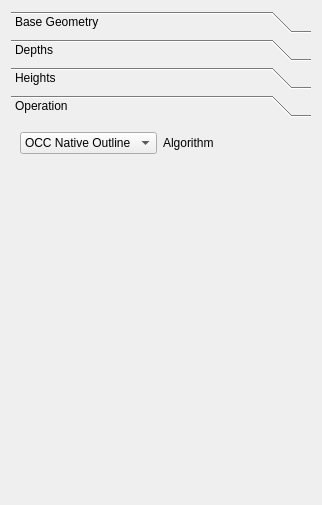
Above: src/Mod/Path/Gui/Resources/panels/DrillingEdit.ui from berndhahnebach/All_FreeCAD before the change. Below: the same form after it.
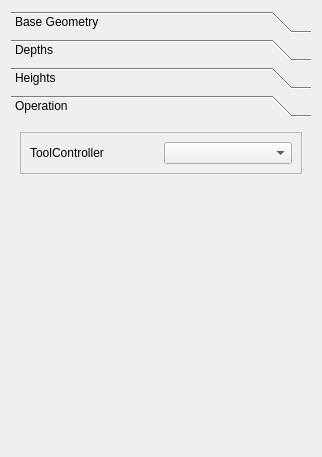
That is the form after the change. The open tabs and pages were chosen to show the change. Icons and pictures are not drawn. Custom widgets are drawn as their Qt base class.

Commit message: path:  add TC selector to panels

Diff of the .ui file:
```diff
--- a/src/Mod/Path/Gui/Resources/panels/DrillingEdit.ui
+++ b/src/Mod/Path/Gui/Resources/panels/DrillingEdit.ui
@@ -7,7 +7,7 @@
     <x>0</x>
     <y>0</y>
     <width>322</width>
-    <height>505</height>
+    <height>457</height>
    </rect>
   </property>
   <property name="minimumSize">
@@ -19,8 +19,8 @@
   <property name="windowTitle">
    <string>Drilling</string>
   </property>
-  <layout class="QGridLayout" name="gridLayout">
-   <item row="0" column="0">
+  <layout class="QVBoxLayout" name="verticalLayout">
+   <item>
     <widget class="QToolBox" name="toolBox">
      <property name="currentIndex">
       <number>0</number>
@@ -233,8 +233,8 @@
        <rect>
         <x>0</x>
         <y>0</y>
-        <width>223</width>
-        <height>31</height>
+        <width>304</width>
+        <height>319</height>
        </rect>
       </property>
       <attribute name="icon">
@@ -244,22 +244,47 @@
       <attribute name="label">
        <string>Operation</string>
       </attribute>
-      <layout class="QFormLayout" name="formLayout_5">
-       <item row="0" column="0">
-        <widget class="QComboBox" name="algorithmSelect">
-         <item>
-          <property name="text">
-           <string>OCC Native Outline</string>
-          </property>
-         </item>
+      <layout class="QVBoxLayout" name="verticalLayout_2">
+       <item>
+        <widget class="QFrame" name="frame">
+         <property name="sizePolicy">
+          <sizepolicy hsizetype="Preferred" vsizetype="Preferred">
+           <horstretch>0</horstretch>
+           <verstretch>0</verstretch>
+          </sizepolicy>
+         </property>
+         <property name="frameShape">
+          <enum>QFrame::StyledPanel</enum>
+         </property>
+         <property name="frameShadow">
+          <enum>QFrame::Raised</enum>
+         </property>
+         <layout class="QHBoxLayout" name="horizontalLayout">
+          <item>
+           <widget class="QLabel" name="label_2">
+            <property name="text">
+             <string>ToolController</string>
+            </property>
+           </widget>
+          </item>
+          <item>
+           <widget class="QComboBox" name="uiToolController"/>
+          </item>
+         </layout>
         </widget>
        </item>
-       <item row="0" column="1">
-        <widget class="QLabel" name="label_7">
-         <property name="text">
-          <string>Algorithm</string>
+       <item>
+        <spacer name="verticalSpacer">
+         <property name="orientation">
+          <enum>Qt::Vertical</enum>
          </property>
-        </widget>
+         <property name="sizeHint" stdset="0">
+          <size>
+           <width>20</width>
+           <height>40</height>
+          </size>
+         </property>
+        </spacer>
        </item>
       </layout>
      </widget>
```
Left out of the diff: 14 changed lines with no effect on the pictures. The commit also changes 6 other files.
